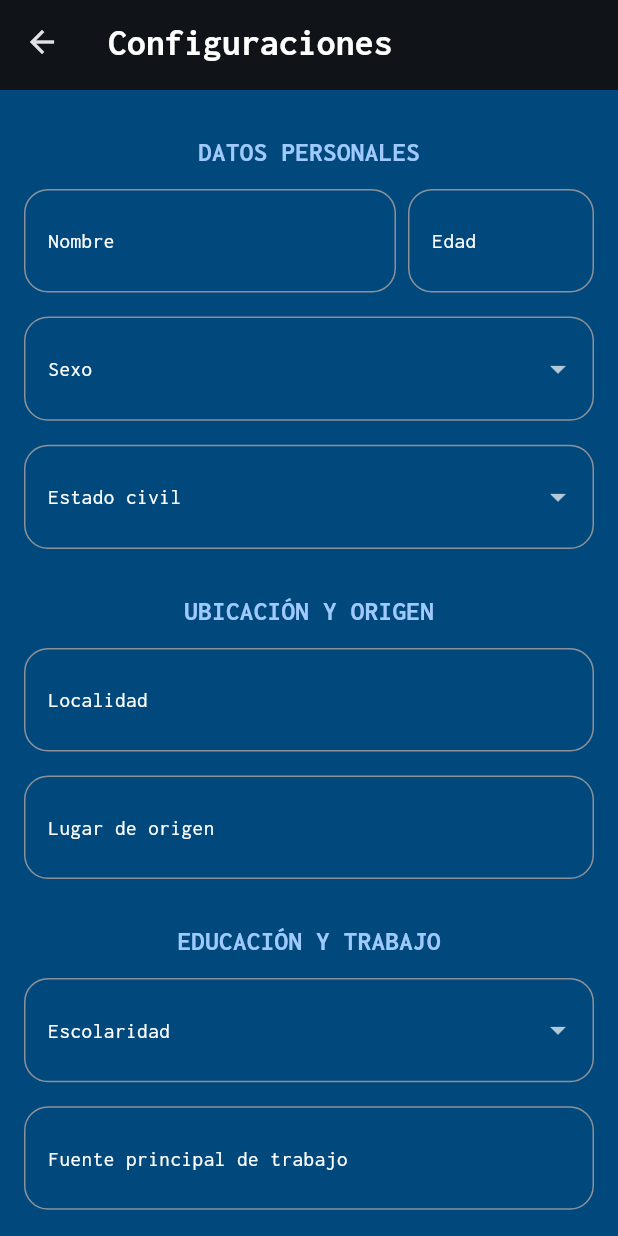
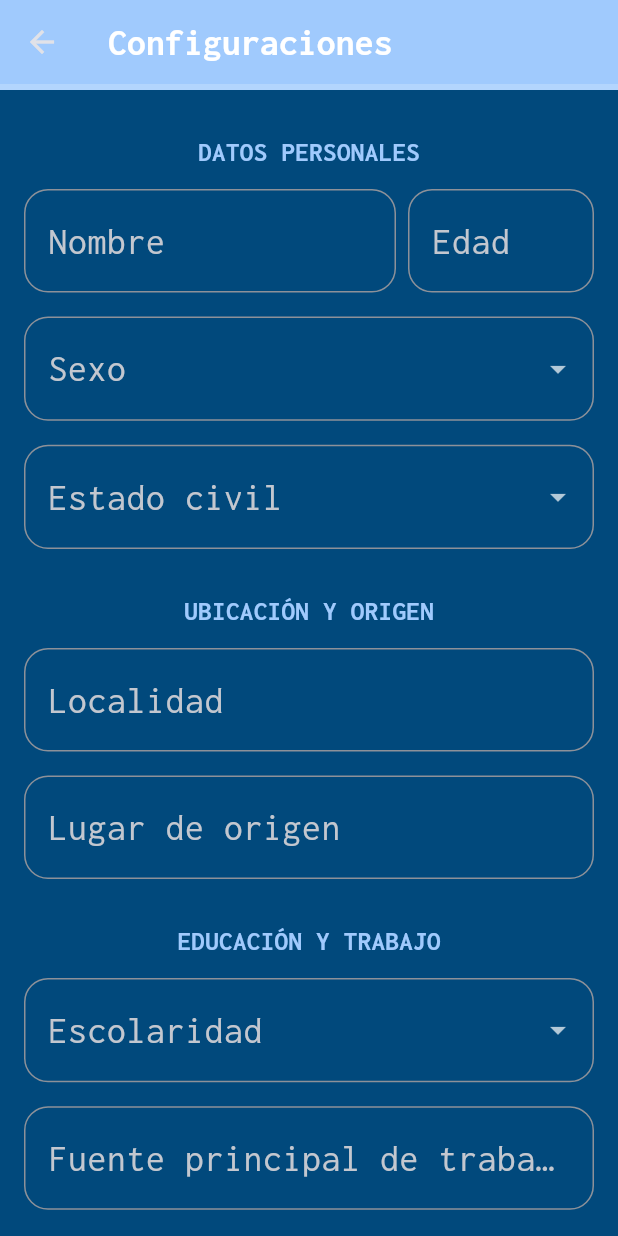
Before and after one commit to RafaelDiaz01/App-Tarantulas, a Flutter app: the FormScreen screen opened directly, on a phone screen of 412 x 824 dp. Run offline on Flutter 3.47's test engine with Material 3 defaults, Android fonts, the phone set to English and light mode, and no system bars; our stand-ins replace font_awesome_flutter, google_fonts, hive, hive_flutter, lottie, pdf; accounts and stored records are empty.

Commit message:
Commit de prevencion

```diff
--- a/lib/screens/form_screen.dart
+++ b/lib/screens/form_screen.dart
@@ -1,15 +1,8 @@
-import 'dart:io';
-import 'package:path_provider/path_provider.dart';
-import 'package:share_plus/share_plus.dart';
-import 'package:pdf/pdf.dart';
-import 'package:pdf/widgets.dart' as pw;
 import 'package:flutter/material.dart';
 import 'package:uuid/uuid.dart';
 import 'package:hive/hive.dart';
 import '../models/usuario_model.dart';
-import '../screens/encuestaScreen.dart';
-
-final Color azulClaro = const Color(0xFF42A5F5);
+import '../configurations/app_theme.dart';
 
 class FormScreen extends StatefulWidget {
   const FormScreen({super.key});
@@ -119,50 +112,8 @@ class _FormScreenState extends State<FormScreen>
       ScaffoldMessenger.of(context).showSnackBar(
         const SnackBar(content: Text('Usuario guardado con éxito')),
       );
-
-      Navigator.push(
-        context,
-        MaterialPageRoute(
-          builder: (context) => EncuestaScreen(usuario: nuevoUsuario),
-        ),
-      );
+      Navigator.pop(context);
     }
-  }
-
-  Future<void> _generateAndSharePDF() async {
-    final pdf = pw.Document();
-
-    pdf.addPage(
-      pw.Page(
-        build: (pw.Context context) {
-          return pw.Column(
-            crossAxisAlignment: pw.CrossAxisAlignment.start,
-            children: [
-              pw.Text('Reporte de Usuario', style: pw.TextStyle(fontSize: 24)),
-              pw.SizedBox(height: 12),
-              pw.Text('Nombre: ${_nombreController.text}'),
-              pw.Text('Edad: ${_edadController.text}'),
-              pw.Text('Sexo: $_sexo'),
-              pw.Text('Estado Civil: ${_estadoCivilController.text}'),
-              pw.Text('Localidad: ${_localidadController.text}'),
-              pw.Text('Lugar de Origen: ${_lugarOrigenController.text}'),
-              pw.Text('Escolaridad: $_nivelEstudios'),
-              pw.Text('Fuente de Trabajo: ${_fuenteTrabajoController.text}'),
-              pw.Text('Lengua Materna: ${_lenguaController.text}'),
-              pw.Text('Grupo Étnico: ${_grupoEtnicoController.text}'),
-              pw.Text('Tenencia de Tierra: ${_tenenciaTierraController.text}'),
-              pw.Text('Número de Hijos: ${_numHijosController.text}'),
-            ],
-          );
-        },
-      ),
-    );
-
-    final output = await getTemporaryDirectory();
-    final file = File('${output.path}/reporte_usuario.pdf');
-    await file.writeAsBytes(await pdf.save());
-
-    await Share.shareXFiles([XFile(file.path)], text: 'Te comparto el PDF del formulario.');
   }
 
   @override
@@ -203,6 +154,7 @@ class _FormScreenState extends State<FormScreen>
           "Configuraciones",
           style: Theme.of(context).textTheme.titleMedium?.copyWith(),
         ),
+        backgroundColor: Theme.of(context).colorScheme.primary,
         bottom: PreferredSize(
           preferredSize: const Size.fromHeight(4),
           child: AnimatedBuilder(
@@ -210,12 +162,8 @@ class _FormScreenState extends State<FormScreen>
             builder:
                 (context, child) => LinearProgressIndicator(
                   value: _animation.value,
-                  backgroundColor: Theme.of(
-                    context,
-                  ).colorScheme.surface.withOpacity(0.2),
-                  valueColor: AlwaysStoppedAnimation<Color>(
-                    Theme.of(context).colorScheme.primary,
-                  ),
+                  backgroundColor: Colors.white.withOpacity(0.2),
+                  valueColor: const AlwaysStoppedAnimation<Color>(Colors.white),
                   minHeight: 4,
                 ),
           ),
@@ -235,10 +183,9 @@ class _FormScreenState extends State<FormScreen>
                       flex: 2,
                       child: TextFormField(
                         controller: _nombreController,
-                        decoration: InputDecoration(
+                        decoration: const InputDecoration(
                           labelText: 'Nombre',
-                          labelStyle: Theme.of(context).textTheme.bodySmall,
-                          border: const OutlineInputBorder(
+                          border: OutlineInputBorder(
                             borderRadius: BorderRadius.all(Radius.circular(16)),
                           ),
                         ),
@@ -249,10 +196,9 @@ class _FormScreenState extends State<FormScreen>
                     Expanded(
                       child: TextFormField(
                         controller: _edadController,
-                        decoration: InputDecoration(
+                        decoration: const InputDecoration(
                           labelText: 'Edad',
-                          labelStyle: Theme.of(context).textTheme.bodySmall,
-                          border: const OutlineInputBorder(
+                          border: OutlineInputBorder(
                             borderRadius: BorderRadius.all(Radius.circular(16)),
                           ),
                         ),
@@ -269,10 +215,9 @@ class _FormScreenState extends State<FormScreen>
                       child: DropdownButtonFormField<String>(
                         value: _sexo,
                         dropdownColor: Theme.of(context).colorScheme.background,
-                        decoration: InputDecoration(
+                        decoration: const InputDecoration(
                           labelText: 'Sexo',
-                          labelStyle: Theme.of(context).textTheme.bodySmall,
-                          border: const OutlineInputBorder(
+                          border: OutlineInputBorder(
                             borderRadius: BorderRadius.all(Radius.circular(16)),
                           ),
                         ),
@@ -284,8 +229,13 @@ class _FormScreenState extends State<FormScreen>
                                     value: sexo,
                                     child: Text(
                                       sexo,
-                                      style: Theme.of(context).textTheme.bodyMedium?.copyWith(
-                                        color: Theme.of(context).colorScheme.secondary,
+                                      style: Theme.of(
+                                        context,
+                                      ).textTheme.bodyMedium?.copyWith(
+                                        color:
+                                            Theme.of(
+                                              context,
+                                            ).colorScheme.secondary,
                                       ),
                                     ),
                                   ),
@@ -301,7 +251,7 @@ class _FormScreenState extends State<FormScreen>
                     ),
                   ],
                 ),
-                const SizedBox(height: 16),
+                const SizedBox(height: 16), // <-- Espaciado después de Sexo
                 Row(
                   children: [
                     Expanded(
@@ -311,10 +261,9 @@ class _FormScreenState extends State<FormScreen>
                                 ? null
                                 : _estadoCivilController.text,
                         dropdownColor: Theme.of(context).colorScheme.background,
-                        decoration: InputDecoration(
+                        decoration: const InputDecoration(
                           labelText: 'Estado civil',
-                          labelStyle: Theme.of(context).textTheme.bodySmall,
-                          border: const OutlineInputBorder(
+                          border: OutlineInputBorder(
                             borderRadius: BorderRadius.all(Radius.circular(16)),
                           ),
                         ),
@@ -332,7 +281,9 @@ class _FormScreenState extends State<FormScreen>
                                     value: estado,
                                     child: Text(
                                       estado,
-                                      style: Theme.of(context).textTheme.bodyMedium?.copyWith(
+                                      style: Theme.of(
+                                        context,
+                                      ).textTheme.bodyMedium?.copyWith(
                                         color: Theme.of(context).colorScheme.secondary,
                                       ),
                                     ),
@@ -354,10 +305,9 @@ class _FormScreenState extends State<FormScreen>
                 _buildSectionTitle('UBICACIÓN Y ORIGEN'),
                 TextFormField(
                   controller: _localidadController,
-                  decoration: InputDecoration(
+                  decoration: const InputDecoration(
                     labelText: 'Localidad',
-                    labelStyle: Theme.of(context).textTheme.bodySmall,
-                    border: const OutlineInputBorder(
+                    border: OutlineInputBorder(
                       borderRadius: BorderRadius.all(Radius.circular(16)),
                     ),
                   ),
@@ -366,10 +316,9 @@ class _FormScreenState extends State<FormScreen>
                 const SizedBox(height: 16),
                 TextFormField(
                   controller: _lugarOrigenController,
-                  decoration: InputDecoration(
+                  decoration: const InputDecoration(
                     labelText: 'Lugar de origen',
-                    labelStyle: Theme.of(context).textTheme.bodySmall,
-                    border: const OutlineInputBorder(
+                    border: OutlineInputBorder(
                       borderRadius: BorderRadius.all(Radius.circular(16)),
                     ),
                   ),
@@ -380,10 +329,9 @@ class _FormScreenState extends State<FormScreen>
                 DropdownButtonFormField<String>(
                   value: _nivelEstudios,
                   dropdownColor: Theme.of(context).colorScheme.background,
-                  decoration: InputDecoration(
+                  decoration: const InputDecoration(
                     labelText: 'Escolaridad',
-                    labelStyle: Theme.of(context).textTheme.bodySmall,
-                    border: const OutlineInputBorder(
+                    border: OutlineInputBorder(
                       borderRadius: BorderRadius.all(Radius.circular(16)),
                     ),
                   ),
@@ -401,12 +349,8 @@ class _FormScreenState extends State<FormScreen>
                               value: nivel,
                               child: Text(
                                 nivel,
-                                style: Theme.of(
-                                  context,
-                                ).textTheme.bodyMedium?.copyWith(
-                                  color:
-                                      Theme.of(context).colorScheme.secondary,
-                                ),
+                                style: Theme.of(context).textTheme.bodyMedium
+                                    ?.copyWith(color: Theme.of(context).colorScheme.secondary),
                               ),
                             ),
                           )
@@ -421,10 +365,9 @@ class _FormScreenState extends State<FormScreen>
                 SizedBox(height: 16),
                 TextFormField(
                   controller: _fuenteTrabajoController,
-                  decoration: InputDecoration(
+                  decoration: const InputDecoration(
                     labelText: 'Fuente principal de trabajo',
-                    labelStyle: Theme.of(context).textTheme.bodySmall,
-                    border: const OutlineInputBorder(
+                    border: OutlineInputBorder(
                       borderRadius: BorderRadius.all(Radius.circular(16)),
                     ),
                   ),
@@ -435,10 +378,9 @@ class _FormScreenState extends State<FormScreen>
                 _buildSectionTitle('CULTURA Y FAMILIA'),
                 TextFormField(
                   controller: _lenguaController,
-                  decoration: InputDecoration(
+                  decoration: const InputDecoration(
                     labelText: 'Lengua materna',
-                    labelStyle: Theme.of(context).textTheme.bodySmall,
-                    border: const OutlineInputBorder(
+                    border: OutlineInputBorder(
                       borderRadius: BorderRadius.all(Radius.circular(16)),
                     ),
                   ),
@@ -447,10 +389,9 @@ class _FormScreenState extends State<FormScreen>
                 SizedBox(height: 16),
                 TextFormField(
                   controller: _grupoEtnicoController,
-                  decoration: InputDecoration(
+                  decoration: const InputDecoration(
                     labelText: 'Grupo étnico',
-                    labelStyle: Theme.of(context).textTheme.bodySmall,
-                    border: const OutlineInputBorder(
+                    border: OutlineInputBorder(
                       borderRadius: BorderRadius.all(Radius.circular(16)),
                     ),
                   ),
@@ -464,10 +405,9 @@ class _FormScreenState extends State<FormScreen>
                           ? null
                           : _tenenciaTierraController.text,
                   dropdownColor: Theme.of(context).colorScheme.background,
-                  decoration: InputDecoration(
+                  decoration: const InputDecoration(
                     labelText: 'Tenencia de la tierra',
-                    labelStyle: Theme.of(context).textTheme.bodySmall,
-                    border: const OutlineInputBorder(
+                    border: OutlineInputBorder(
                       borderRadius: BorderRadius.all(Radius.circular(16)),
                     ),
                   ),
@@ -479,12 +419,8 @@ class _FormScreenState extends State<FormScreen>
                               value: opcion,
                               child: Text(
                                 opcion,
-                                style: Theme.of(
-                                  context,
-                                ).textTheme.bodyMedium?.copyWith(
-                                  color:
-                                      Theme.of(context).colorScheme.secondary,
-                                ),
+                                style: Theme.of(context).textTheme.bodyMedium
+                                    ?.copyWith(color: Theme.of(context).colorScheme.secondary),
                               ),
                             ),
                           )
@@ -499,10 +435,9 @@ class _FormScreenState extends State<FormScreen>
                 SizedBox(height: 16),
                 TextFormField(
                   controller: _numHijosController,
-                  decoration: InputDecoration(
+                  decoration: const InputDecoration(
                     labelText: 'Número de hijos',
-                    labelStyle: Theme.of(context).textTheme.bodySmall,
-                    border: const OutlineInputBorder(
+                    border: OutlineInputBorder(
                       borderRadius: BorderRadius.all(Radius.circular(16)),
                     ),
                   ),
@@ -523,20 +458,6 @@ class _FormScreenState extends State<FormScreen>
                     ),
                   ),
                 ),
-                const SizedBox(height: 16),
-                ElevatedButton.icon(
-                  onPressed: _generateAndSharePDF,
-                  icon: const Icon(Icons.picture_as_pdf),
-                  label: const Text('Generar y Compartir PDF'),
-                  style: ElevatedButton.styleFrom(
-                    backgroundColor: Theme.of(context).colorScheme.primary,
-                    foregroundColor: Colors.white,
-                    padding: const EdgeInsets.symmetric(
-                      horizontal: 24,
-                      vertical: 12,
-                    ),
-                  ),
-                ),
               ],
             ),
           ),
```
Also changed, not shown: pubspec.lock.
